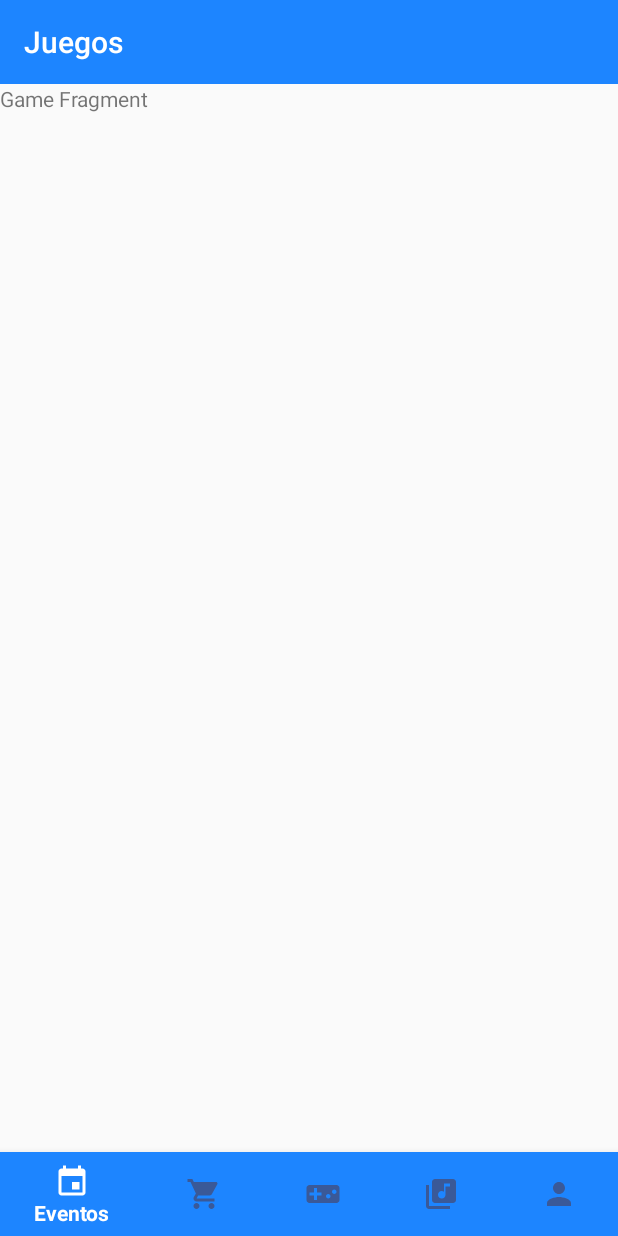
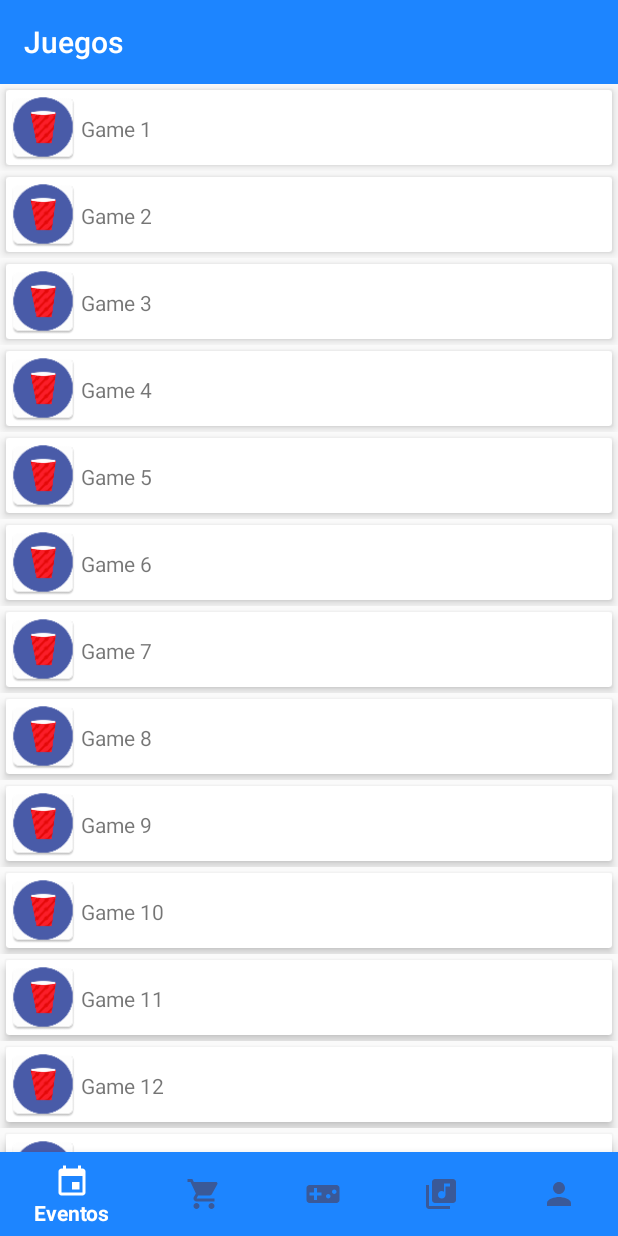
Before and after one commit to GonzaloCirilo/Juergapp-Android, an Android app: the GameFragment screen opened through its navigation route, on a phone screen of 412 x 824 dp. Run offline under Robolectric (Android 15) with nearby library versions, the phone set to English and light mode, and no system bars; our stand-ins replace navigation-ui; 1 statement that could not run was skipped.

Commit message:
game recycler view

```diff
--- a/app/src/main/java/pe/com/redcups/juergapp_android/adapter/GameAdapter.kt
+++ b/app/src/main/java/pe/com/redcups/juergapp_android/adapter/GameAdapter.kt
@@ -1,4 +1,36 @@
 package pe.com.redcups.juergapp_android.adapter
 
-class GameAdapter {
+import android.content.Context
+import android.view.LayoutInflater
+import android.view.View
+import android.view.ViewGroup
+import android.widget.ImageView
+import android.widget.TextView
+import androidx.recyclerview.widget.RecyclerView
+import kotlinx.android.synthetic.main.recycler_view_game.view.*
+import pe.com.redcups.core.model.Game
+import pe.com.redcups.juergapp_android.R
+
+class GameAdapter(private val games: ArrayList<Game>, context: Context): RecyclerView.Adapter<GameAdapter.ViewHolder>() {
+
+    private var inflater: LayoutInflater = LayoutInflater.from(context)
+
+    override fun onCreateViewHolder(parent: ViewGroup, viewType: Int): GameAdapter.ViewHolder {
+        val view: View =  inflater.inflate(R.layout.recycler_view_game, parent, false)
+        return ViewHolder(view)
+    }
+
+    override fun getItemCount() = games.size
+
+    override fun onBindViewHolder(holder: GameAdapter.ViewHolder, position: Int) {
+        holder.gameImageView.setImageResource(R.mipmap.event_image_placeholder)
+        holder.gameTextView.text = games[position].name
+    }
+
+    inner class ViewHolder(gameView: View): RecyclerView.ViewHolder(gameView){
+
+        val gameImageView: ImageView = gameView.game_image
+        val gameTextView: TextView = gameView.game_name
+    }
+
 }
--- a/app/src/main/java/pe/com/redcups/juergapp_android/fragment/GameFragment.kt
+++ b/app/src/main/java/pe/com/redcups/juergapp_android/fragment/GameFragment.kt
@@ -5,18 +5,35 @@ import androidx.fragment.app.Fragment
 import android.view.LayoutInflater
 import android.view.View
 import android.view.ViewGroup
-import kotlinx.android.synthetic.main.activity_main.*
+import androidx.recyclerview.widget.LinearLayoutManager
+import kotlinx.android.synthetic.main.fragment_game.*
+import pe.com.redcups.core.model.Game
 
 import pe.com.redcups.juergapp_android.R
+import pe.com.redcups.juergapp_android.adapter.GameAdapter
 
 class GameFragment : Fragment() {
+
+    private var games = ArrayList<Game>()
+    private lateinit var gameAdapter: GameAdapter
 
     override fun onCreateView(
         inflater: LayoutInflater, container: ViewGroup?,
         savedInstanceState: Bundle?
     ): View? {
         // Inflate the layout for this fragment
+        for (i in 1..15){
+            games.add(Game(i, "Game $i"))
+        }
         return inflater.inflate(R.layout.fragment_game, container, false)
     }
 
+    override fun onViewCreated(view: View, savedInstanceState: Bundle?) {
+        super.onViewCreated(view, savedInstanceState)
+        gameAdapter = GameAdapter(games, view.context)
+        recycler_view_game.apply {
+            adapter = gameAdapter
+            layoutManager = LinearLayoutManager(view.context)
+        }
+    }
 }
--- a/app/src/main/res/layout/fragment_game.xml
+++ b/app/src/main/res/layout/fragment_game.xml
@@ -1,14 +1,15 @@
 <?xml version="1.0" encoding="utf-8"?>
 <FrameLayout xmlns:android="http://schemas.android.com/apk/res/android"
              xmlns:tools="http://schemas.android.com/tools"
+             android:id="@+id/game_fragment"
              android:layout_width="match_parent"
              android:layout_height="match_parent"
              tools:context=".fragment.GameFragment">
 
     <!-- TODO: Update blank fragment layout -->
-    <TextView
+    <androidx.recyclerview.widget.RecyclerView
+            android:id="@+id/recycler_view_game"
             android:layout_width="match_parent"
-            android:layout_height="match_parent"
-            android:text="Game Fragment"/>
+            android:layout_height="match_parent"/>
 
 </FrameLayout>
--- a/app/src/main/res/layout/recycler_view_game.xml
+++ b/app/src/main/res/layout/recycler_view_game.xml
@@ -1,7 +1,36 @@
 <?xml version="1.0" encoding="utf-8"?>
 <LinearLayout xmlns:android="http://schemas.android.com/apk/res/android"
+              xmlns:app="http://schemas.android.com/apk/res-auto"
               android:orientation="vertical"
               android:layout_width="match_parent"
-              android:layout_height="match_parent">
+              android:layout_height="wrap_content">
+    <androidx.cardview.widget.CardView
+            android:layout_width="match_parent"
+            android:layout_height="wrap_content"
+            app:cardElevation="4dp"
+            android:layout_margin="4dp"
+            android:padding="4dp">
+        <androidx.constraintlayout.widget.ConstraintLayout
+                android:layout_width="match_parent"
+                android:layout_height="match_parent">
+            <ImageView
+                    android:id="@+id/game_image"
+                    android:layout_width="50dp"
+                    android:layout_height="50dp"
+                    android:contentDescription="Game Image"
+                    app:layout_constraintStart_toStartOf="parent"
+                    app:layout_constraintTop_toTopOf="parent"/>
+            <TextView
+                    android:id="@+id/game_name"
+                    android:layout_width="wrap_content"
+                    android:layout_height="wrap_content"
+                    android:text="@string/mock_name_text"
+                    app:layout_constraintStart_toEndOf="@id/game_image"
+                    app:layout_constraintTop_toTopOf="parent"
+                    android:layout_marginTop="16dp"/>
+
+        </androidx.constraintlayout.widget.ConstraintLayout>
+
+    </androidx.cardview.widget.CardView>
 
 </LinearLayout>
--- a/app/src/main/res/layout/recycler_view_order.xml
+++ b/app/src/main/res/layout/recycler_view_order.xml
@@ -17,7 +17,7 @@
                     android:id="@+id/order_image"
                     android:layout_width="50dp"
                     android:layout_height="50dp"
-                    android:contentDescription="aea"
+                    android:contentDescription="Order Image"
                     app:layout_constraintStart_toStartOf="parent"
                     app:layout_constraintTop_toTopOf="parent"/>
             <TextView
--- a/core/src/main/java/pe/com/redcups/core/model/Game.kt
+++ b/core/src/main/java/pe/com/redcups/core/model/Game.kt
@@ -2,8 +2,8 @@ package pe.com.redcups.core.model
 
 import java.util.Date
 
-data class Game ( var id: Int = 0,
+data class Game ( var id: Int,
                   var name: String,
-                  var description: String,
-                  var created_at: Date,
-                  var updated_at: Date)
+                  var description: String = "",
+                  var created_at: Date = Date(),
+                  var updated_at: Date = Date())
```
